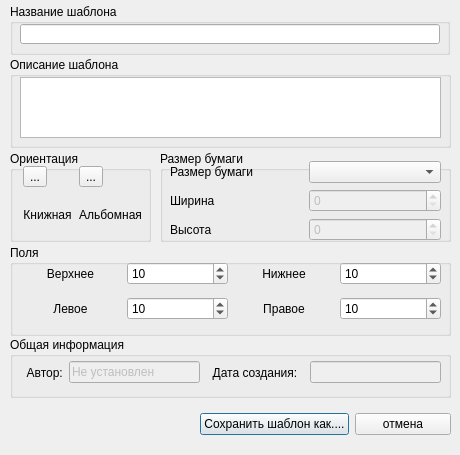
sobiron236/cupsfilter, file vp_plugins/tEditor/addtemplate.ui: the form before one commit.
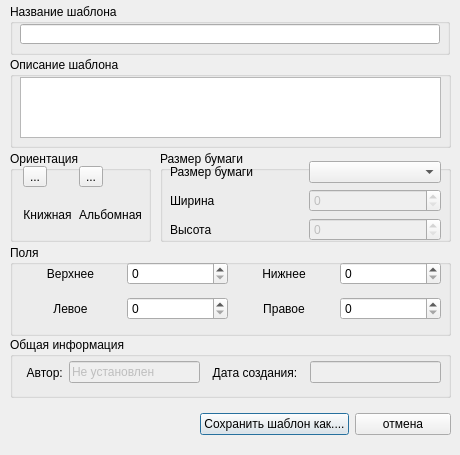
The form after the commit. Icons and pictures are not drawn.

Commit message: fix расположение элементов и значения по умолчанию

What changed in the file:
```diff
--- a/vp_plugins/tEditor/addtemplate.ui
+++ b/vp_plugins/tEditor/addtemplate.ui
@@ -334,28 +334,28 @@
      <item row="0" column="1">
       <widget class="QSpinBox" name="margin_topSpBox">
        <property name="value">
-        <number>10</number>
+        <number>0</number>
        </property>
       </widget>
      </item>
      <item row="0" column="3">
       <widget class="QSpinBox" name="margin_bottomSBox">
        <property name="value">
-        <number>10</number>
+        <number>0</number>
        </property>
       </widget>
      </item>
      <item row="1" column="1">
       <widget class="QSpinBox" name="margin_leftSpBox">
        <property name="value">
-        <number>10</number>
+        <number>0</number>
        </property>
       </widget>
      </item>
      <item row="1" column="3">
       <widget class="QSpinBox" name="margin_rightSpBox">
        <property name="value">
-        <number>10</number>
+        <number>0</number>
        </property>
       </widget>
      </item>
```
The commit also changes 1 other file.
